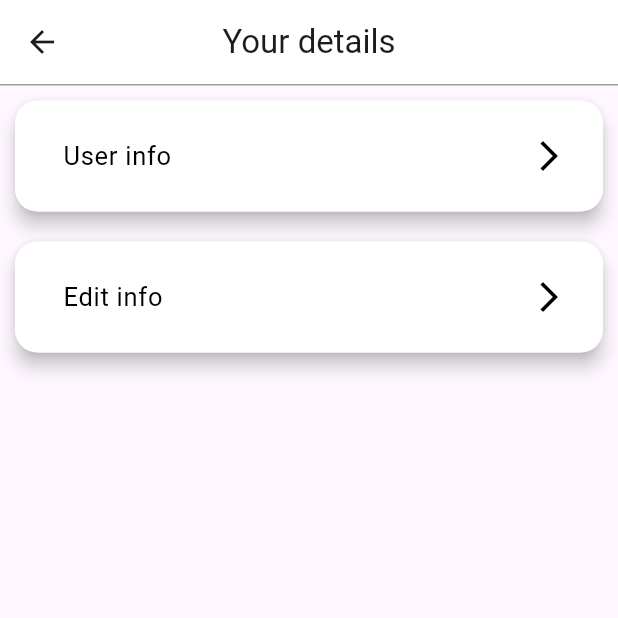
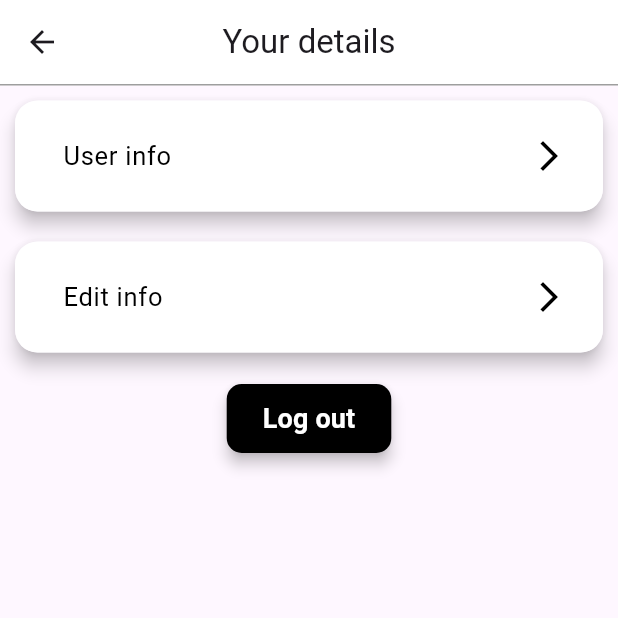
Before and after one commit to AyonDebnath/FLIGHT-SAVVY-APP, a Flutter app: the ProfilePage screen opened directly with empty values, after a tap on "Details", on a phone screen of 412 x 824 dp, the top half of it. Run offline on Flutter 3.47's test engine with Material 3 defaults, Android fonts, the phone set to English and light mode, and no system bars; our stand-ins replace animated_toggle_switch, cloud_firestore, csv, curved_navigation_bar, firebase_auth, firebase_core and 7 more; accounts and stored records are empty.

Commit message:
Logout button moved

```diff
--- a/flight_savvy/lib/view/details_view.dart
+++ b/flight_savvy/lib/view/details_view.dart
@@ -1,6 +1,9 @@
+import 'package:firebase_auth/firebase_auth.dart';
 import 'package:flutter/material.dart';
+
+import 'editInfo_view.dart';
+import 'login_view.dart';
 import 'user_info.dart';
-import 'editInfo_view.dart';
 
 class details extends StatefulWidget {
   const details({super.key});
@@ -37,8 +40,19 @@ class _detailsState extends State<details> {
   }
 }
 
+class CardList extends StatelessWidget {
+  void _signOut(BuildContext context) {
+    try {
+      FirebaseAuth.instance.signOut();
+      Navigator.of(context).pushAndRemoveUntil(
+        MaterialPageRoute(builder: (context) => LoginView()),
+        (Route<dynamic> route) => false,
+      );
+    } catch (e) {
+      // Handle errors
+    }
+  }
 
-class CardList extends StatelessWidget {
   @override
   Widget build(BuildContext context) {
     return Column(
@@ -57,20 +71,56 @@ class CardList extends StatelessWidget {
           index: 1,
           context: context,
         ),
+        SizedBox(height: 10),
+        ButtonTheme(
+          minWidth: 100.0, // Set the desired width
+          child: ElevatedButton(
+            onPressed: () async {
+              _signOut(context);
+            },
+            style: ElevatedButton.styleFrom(
+              primary: Colors.black,
+              // Set the background color of the button
+              shape: RoundedRectangleBorder(
+                borderRadius:
+                    BorderRadius.circular(10.0), // Set rounded corners
+              ),
+              elevation: 4.0, // Set the elevation of the button
+            ),
+            child: Container(
+              padding: EdgeInsets.symmetric(
+                vertical: 10.0,
+              ),
+              child: Text(
+                'Log out',
+                style: TextStyle(
+                  fontSize: 18.0,
+                  fontWeight: FontWeight.bold,
+                  color: Colors.white, // Set the text color
+                ),
+              ),
+            ),
+          ),
+        ),
         // Add more cards as needed
       ],
     );
   }
 
-  Widget _buildClickableCard({required String title, required String subtitle, required Color color, required int index, required context}) {
+  Widget _buildClickableCard(
+      {required String title,
+      required String subtitle,
+      required Color color,
+      required int index,
+      required context}) {
     return GestureDetector(
       onTap: () {
-        if(index == 0) {
+        if (index == 0) {
           Navigator.of(context).push(
             MaterialPageRoute(builder: (context) => userInfo()),
           );
         }
-        if(index == 1) {
+        if (index == 1) {
           Navigator.of(context).push(
             MaterialPageRoute(builder: (context) => editInfo()),
           );
--- a/flight_savvy/lib/view/profile_view.dart
+++ b/flight_savvy/lib/view/profile_view.dart
@@ -1,10 +1,8 @@
-import 'package:firebase_auth/firebase_auth.dart';
 import 'package:flutter/material.dart';
-import 'homepage_view.dart';
-import 'login_view.dart';
+
 import 'details_view.dart';
+import 'settings_view.dart';
 import 'support_view.dart';
-import 'settings_view.dart';
 
 class Profile extends StatefulWidget {
   final String username;
@@ -17,6 +15,7 @@ class Profile extends StatefulWidget {
 
 class _ProfileState extends State<Profile> {
   final String username;
+
   _ProfileState({required this.username});
 
   Widget build(BuildContext context) {
@@ -28,19 +27,8 @@ class _ProfileState extends State<Profile> {
 
 class ProfilePage extends StatelessWidget {
   final String username;
+
   ProfilePage({required this.username});
-
-  void _signOut(BuildContext context) {
-    try {
-      FirebaseAuth.instance.signOut();
-      Navigator.of(context).pushAndRemoveUntil(
-        MaterialPageRoute(builder: (context) => LoginView()),
-        (Route<dynamic> route) => false,
-      );
-    } catch (e) {
-      // Handle errors
-    }
-  }
 
   @override
   Widget build(BuildContext context) {
@@ -58,54 +46,14 @@ class ProfilePage extends StatelessWidget {
       ),
       body: ListView(
         children: [
-          // Add user greeting, login, and signup button
-          Padding(
-            padding: EdgeInsets.all(16.0),
-            child: Row(
-              children: [
-                Align(
-                  alignment: Alignment.centerLeft,
-                  child: ButtonTheme(
-                    minWidth: 100.0, // Set the desired width
-                    child: ElevatedButton(
-                      onPressed: () async {
-                        _signOut(context);
-                      },
-                      style: ElevatedButton.styleFrom(
-                        primary: Colors.black,
-                        // Set the background color of the button
-                        shape: RoundedRectangleBorder(
-                          borderRadius: BorderRadius.circular(
-                              10.0), // Set rounded corners
-                        ),
-                        elevation: 4.0, // Set the elevation of the button
-                      ),
-                      child: Container(
-                        padding: EdgeInsets.symmetric(
-                          vertical: 10.0,
-                        ),
-                        child: Text(
-                          'Log out',
-                          style: TextStyle(
-                            fontSize: 18.0,
-                            fontWeight: FontWeight.bold,
-                            color: Colors.white, // Set the text color
-                          ),
-                        ),
-                      ),
-                    ),
-                  ),
-                ),
-                SizedBox(width: 50),
-                // Add some space between the button and the image
-                Image.asset(
-                  'assets/frontDesk.png',
-                  // height: 21, // Set the desired height
-                  width: 150, // Set the desired width
-                ),
-              ],
-            ),
+          // Add user gr
+          SizedBox(width: 50),
+          // Add some space between the button and the image
+          Image.asset(
+            'assets/frontDesk.png',
+            height: 200,
           ),
+
           Container(
             padding:
                 EdgeInsets.only(left: 20.0, right: 20.0, top: 20, bottom: 20),
@@ -386,7 +334,6 @@ class ProfilePage extends StatelessWidget {
           // ... Add more cards for other options
         ],
       ),
-
     );
   }
 }
```
